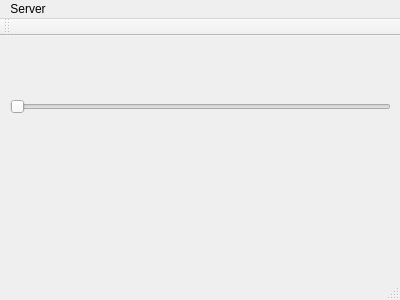
ChaosGroup/vray_for_blender_server, file server/mainwindow.ui: the form before one commit.
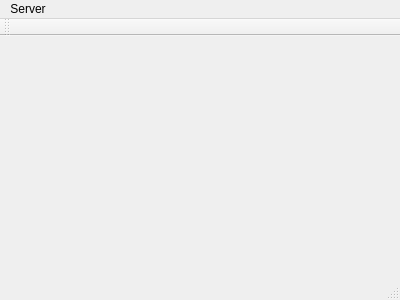
The form after the commit.

Patch:
```diff
--- a/server/mainwindow.ui
+++ b/server/mainwindow.ui
@@ -13,21 +13,7 @@
   <property name="windowTitle">
    <string>MainWindow</string>
   </property>
-  <widget class="QWidget" name="centralWidget">
-   <widget class="QSlider" name="horizontalSlider">
-    <property name="geometry">
-     <rect>
-      <x>10</x>
-      <y>60</y>
-      <width>381</width>
-      <height>21</height>
-     </rect>
-    </property>
-    <property name="orientation">
-     <enum>Qt::Horizontal</enum>
-    </property>
-   </widget>
-  </widget>
+  <widget class="QWidget" name="centralWidget"/>
   <widget class="QMenuBar" name="menuBar">
    <property name="geometry">
     <rect>
```
